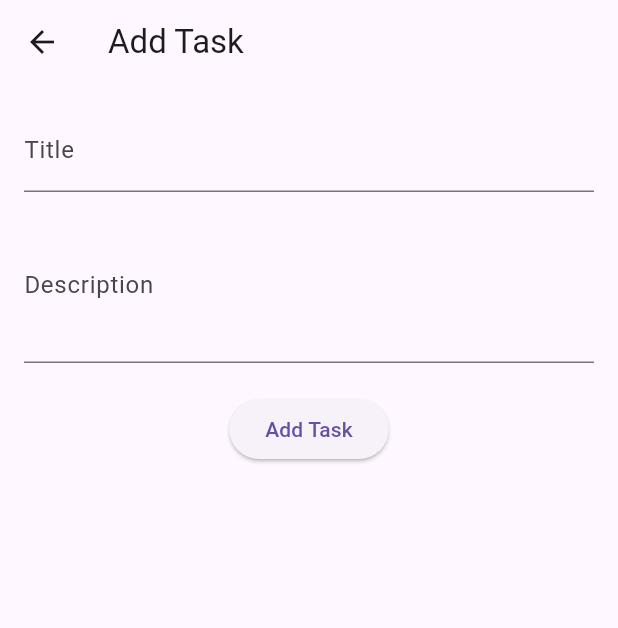
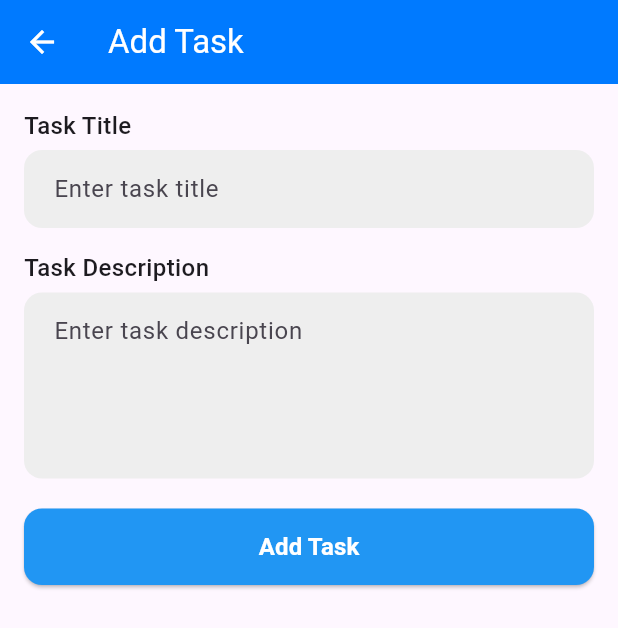
Before and after one commit to hozefa-hs/TaskFlow, a Flutter app: the AddTaskScreen screen opened directly, on a phone screen of 412 x 824 dp. Shown: the top 628 px of the screen. Run offline on Flutter 3.47's test engine with Material 3 defaults, Android fonts, the phone set to English and light mode, and no system bars; our stand-ins replace flutter_riverpod, hive, hive_flutter, sqflite; accounts and stored records are empty.

Commit message:
Added edit & delete functionality in mobile view, improved tablet layout, and enhanced text fields UI.

```diff
--- a/lib/views/add_task_screen.dart
+++ b/lib/views/add_task_screen.dart
@@ -1,3 +1,4 @@
+import 'package:flutter/cupertino.dart';
 import 'package:flutter/material.dart';
 import 'package:flutter_riverpod/flutter_riverpod.dart';
 import '../models/task_model.dart';
@@ -28,24 +29,72 @@ class _AddTaskScreenState extends ConsumerState<AddTaskScreen> {
   @override
   Widget build(BuildContext context) {
     return Scaffold(
-      appBar:
-          AppBar(title: Text(widget.task == null ? 'Add Task' : 'Edit Task')),
+      appBar: AppBar(
+        leading: Icon(
+          Icons.arrow_back,
+          color: Colors.white,
+        ),
+        backgroundColor: CupertinoColors.systemBlue,
+        title: Text(
+          widget.task == null ? 'Add Task' : 'Edit Task',
+          style: TextStyle(color: Colors.white),
+        ),
+      ),
       body: Padding(
         padding: EdgeInsets.all(16.0),
         child: Column(
+          crossAxisAlignment: CrossAxisAlignment.start,
           children: [
+            Text(
+              "Task Title",
+              style: TextStyle(fontSize: 16, fontWeight: FontWeight.w500),
+            ),
+            SizedBox(height: 5),
             TextField(
               controller: _titleController,
-              decoration: InputDecoration(labelText: 'Title'),
+              decoration: InputDecoration(
+                hintText: 'Enter task title',
+                filled: true,
+                fillColor: Colors.grey[200],
+                // Light background
+                border: OutlineInputBorder(
+                  borderRadius: BorderRadius.circular(12), // Rounded edges
+                  borderSide: BorderSide.none, // Remove default border
                 ),
-            SizedBox(height: 10),
+                contentPadding: EdgeInsets.symmetric(
+                  vertical: 14,
+                  horizontal: 16,
+                ),
+              ),
+            ),
+            SizedBox(height: 15),
+            Text(
+              "Task Description",
+              style: TextStyle(fontSize: 16, fontWeight: FontWeight.w500),
+            ),
+            SizedBox(height: 5),
             TextField(
               controller: _descController,
-              decoration: InputDecoration(labelText: 'Description'),
-              maxLines: 3,
+              decoration: InputDecoration(
+                hintText: 'Enter task description',
+                filled: true,
+                fillColor: Colors.grey[200],
+                // Light background
+                border: OutlineInputBorder(
+                  borderRadius: BorderRadius.circular(12), // Rounded edges
+                  borderSide: BorderSide.none, // Remove default border
+                ),
+                contentPadding: EdgeInsets.symmetric(
+                  vertical: 14,
+                  horizontal: 16,
+                ),
+              ),
+              maxLines: 4,
             ),
             SizedBox(height: 20),
-            ElevatedButton(
+            SizedBox(
+              width: double.infinity, // Make button full width
+              child: ElevatedButton(
                 onPressed: () {
                   final title = _titleController.text.trim();
                   final desc = _descController.text.trim();
@@ -68,8 +117,22 @@ class _AddTaskScreenState extends ConsumerState<AddTaskScreen> {
 
                   Navigator.pop(context);
                 },
-              child: Text(widget.task == null ? 'Add Task' : 'Update Task'),
-            )
+                style: ElevatedButton.styleFrom(
+                  backgroundColor: Colors.blue, // Button color
+                  padding: EdgeInsets.symmetric(vertical: 14),
+                  shape: RoundedRectangleBorder(
+                    borderRadius: BorderRadius.circular(12),
+                  ),
+                ),
+                child: Text(
+                  widget.task == null ? 'Add Task' : 'Update Task',
+                  style: TextStyle(
+                      fontSize: 16,
+                      fontWeight: FontWeight.bold,
+                      color: Colors.white),
+                ),
+              ),
+            ),
           ],
         ),
       ),
```
Also changed, not shown: lib/views/home_screen.dart (+108 -24 lines). Lines whose indentation alone changed are shown as unchanged.
